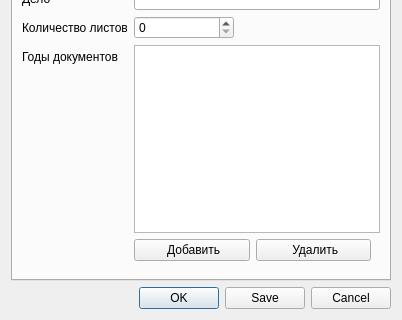
This is ui/docform_dialog.ui in caxapyk/gaoo-cfp as Qt 5 draws it before an edit; both pictures show x 0 to 402 and y 198 to 518 of the 402 by 518 pixel window. The edited form follows.
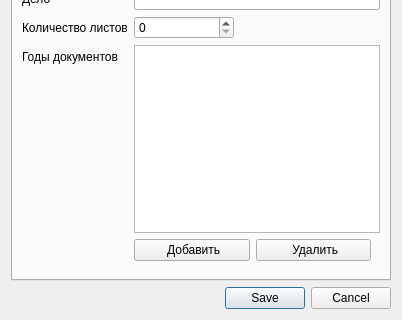
This is the edited form. Icons and pictures are not drawn.

```diff
--- a/ui/docform_dialog.ui
+++ b/ui/docform_dialog.ui
@@ -290,7 +290,7 @@
       <enum>Qt::Horizontal</enum>
      </property>
      <property name="standardButtons">
-      <set>QDialogButtonBox::Cancel|QDialogButtonBox::Ok|QDialogButtonBox::Save</set>
+      <set>QDialogButtonBox::Cancel|QDialogButtonBox::Save</set>
      </property>
     </widget>
    </item>
```
